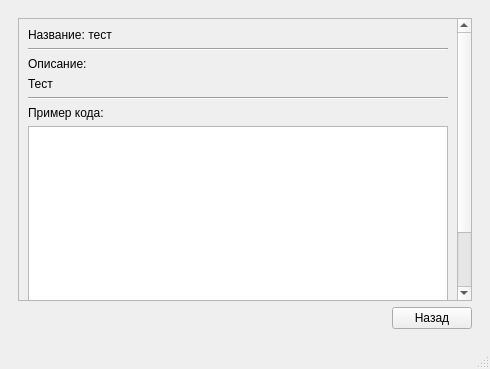
The window that client/mainwindow.ui (KeltorHD/Client-Server-Application-Design-Patterns-Teaching) describes before a commit, drawn with Qt 5.
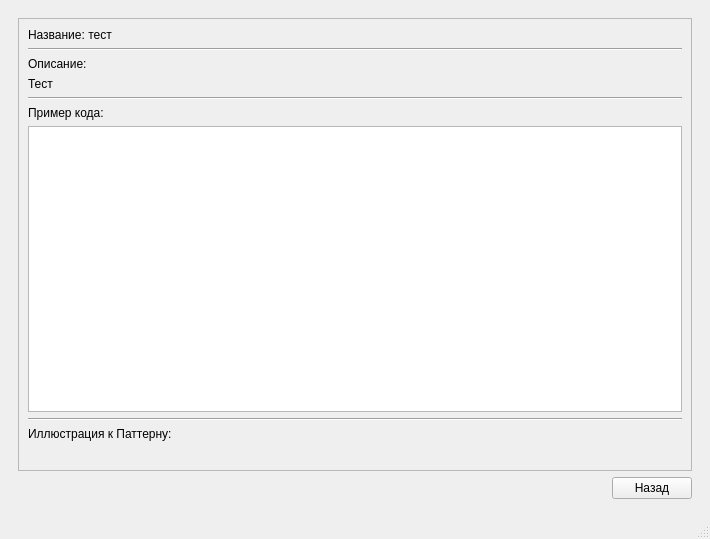
The same window after the commit. The open tabs and pages were chosen to show the change. Icons and pictures are not drawn.

Commit message: fix resize image

```diff
--- a/client/mainwindow.ui
+++ b/client/mainwindow.ui
@@ -6,10 +6,16 @@
    <rect>
     <x>0</x>
     <y>0</y>
-    <width>490</width>
-    <height>369</height>
+    <width>710</width>
+    <height>539</height>
    </rect>
   </property>
+  <property name="minimumSize">
+   <size>
+    <width>512</width>
+    <height>0</height>
+   </size>
+  </property>
   <property name="windowTitle">
    <string>Паттерны Проектирования</string>
   </property>
@@ -679,6 +685,12 @@
        </layout>
       </widget>
       <widget class="QWidget" name="more_pattern">
+       <property name="minimumSize">
+        <size>
+         <width>512</width>
+         <height>0</height>
+        </size>
+       </property>
        <layout class="QVBoxLayout" name="verticalLayout_2">
         <item>
          <widget class="QScrollArea" name="scrollArea_2">
@@ -689,11 +701,17 @@
            <property name="geometry">
             <rect>
              <x>0</x>
-             <y>-310</y>
-             <width>438</width>
-             <height>599</height>
+             <y>0</y>
+             <width>655</width>
+             <height>594</height>
             </rect>
            </property>
+           <property name="minimumSize">
+            <size>
+             <width>512</width>
+             <height>0</height>
+            </size>
+           </property>
            <layout class="QVBoxLayout" name="verticalLayout_5">
             <item>
              <widget class="QLabel" name="name_more">
@@ -763,12 +781,6 @@
             </item>
             <item>
              <widget class="QLabel" name="img_more">
-              <property name="maximumSize">
-               <size>
-                <width>512</width>
-                <height>512</height>
-               </size>
-              </property>
               <property name="text">
                <string/>
               </property>
```
Left out of the diff: 13 changed lines with no effect on the pictures. The commit also changes 2 other files.
